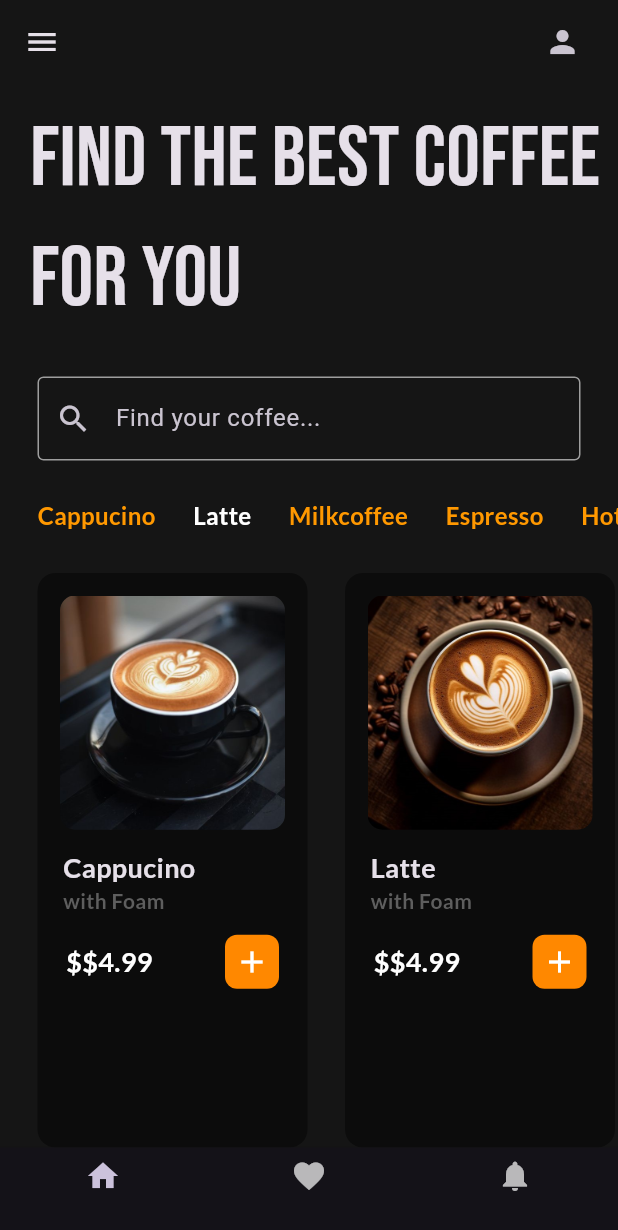
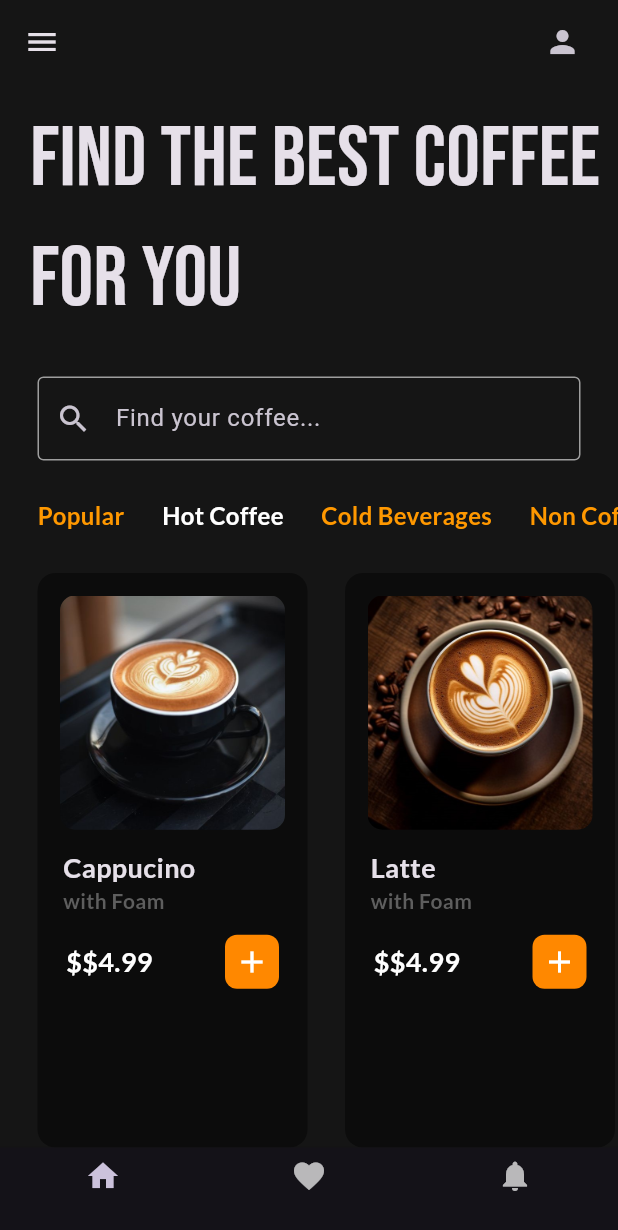
Before and after one commit to buddhimafernando/Coffee_app, a Flutter app: the HomePage screen opened by its route, on a phone screen of 412 x 824 dp. Shown: the top 1230 px of the screen. Run offline on Flutter 3.47's test engine with Material 3 defaults, Android fonts, the phone set to English and light mode, and no system bars; our stand-ins replace google_fonts.

Commit message:
changes of sections

```diff
--- a/lib/pages/home_page.dart
+++ b/lib/pages/home_page.dart
@@ -15,11 +15,11 @@ class _HomePageState extends State<HomePage> {
   // list of coffee types
   final List coffeeType = [
     // [ coffee type, isSelected ]
-    ['Cappucino', true],
-    ['Latte', false],
-    ['Milkcoffee', true],
-    ['Espresso', true],
-    ['Hot Chocolate', true]
+    ['Popular', true],
+    ['Hot Coffee', false],
+    ['Cold Beverages', true],
+    ['Non Coffee', true],
+    ['Cakes', true]
   ];
 
   // user tapped on coffee types
```
